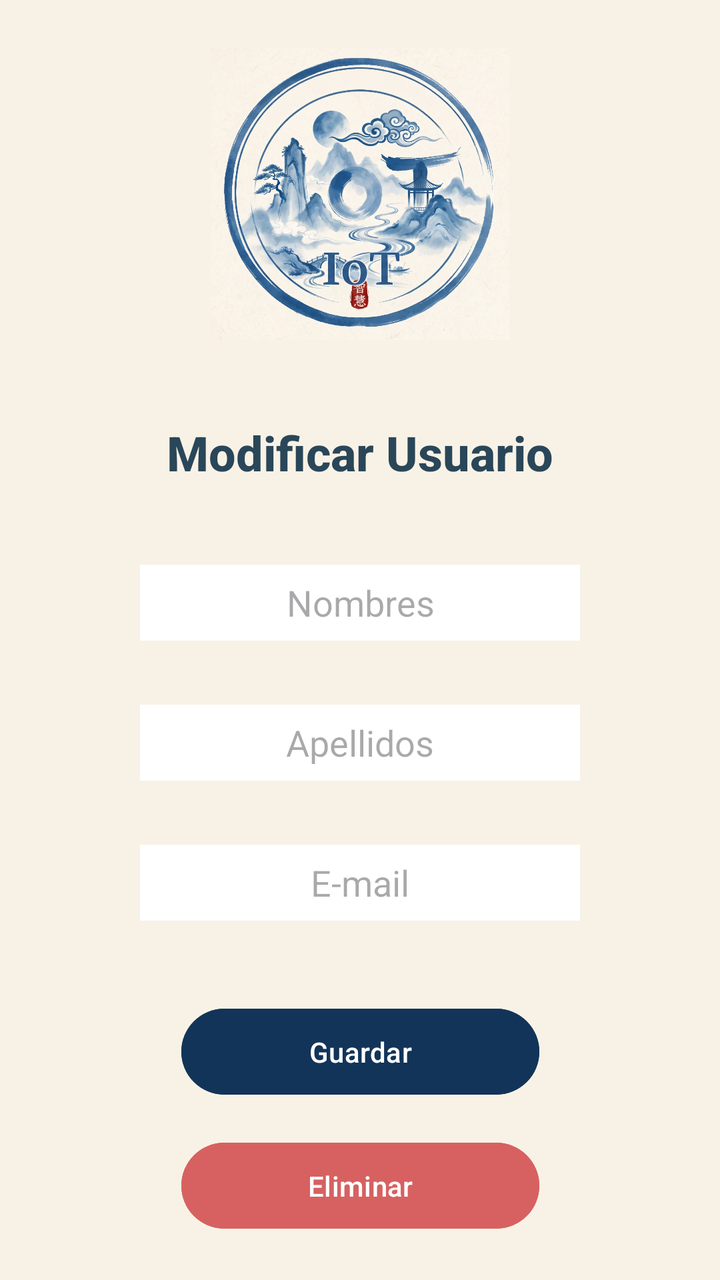
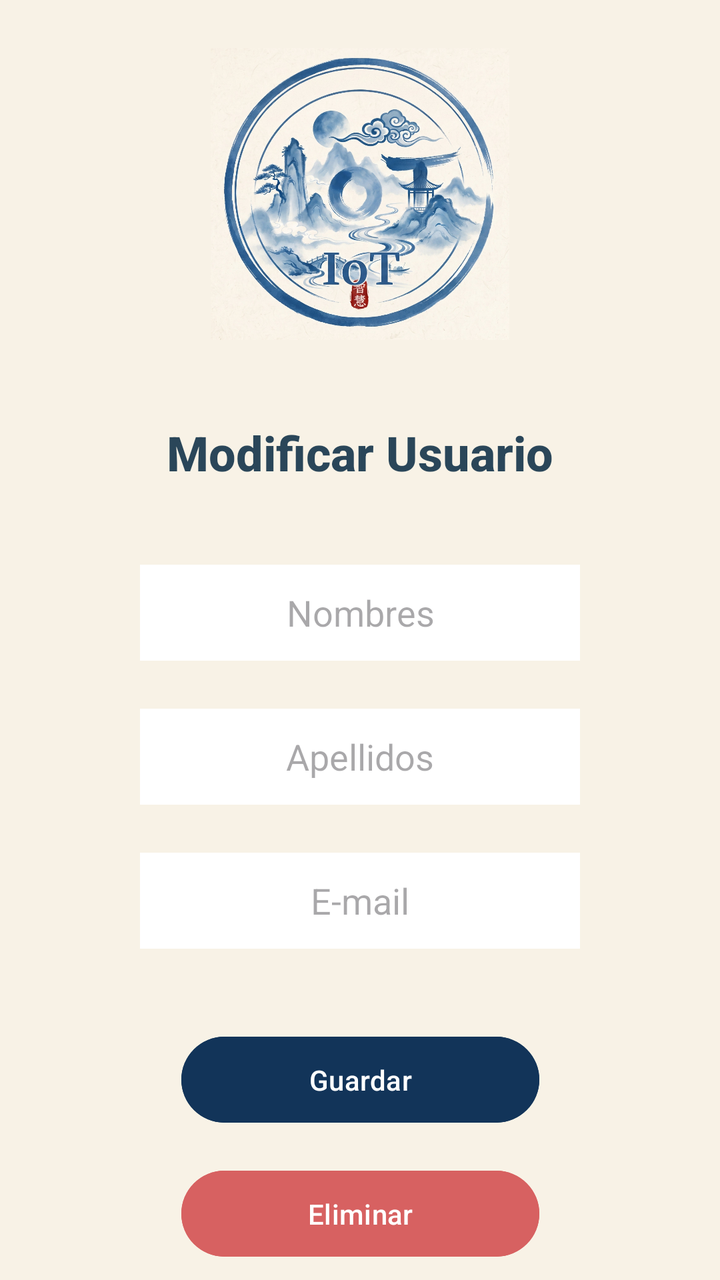

Before-and-after screenshots of an Android layout around one commit, followed by the original layout XML and the change that was made.
<!-- AndroidManifest.xml: application theme Theme.Ejemplo1 -->
<!-- res/layout/activity_modificar_eliminar1.xml -->
<?xml version="1.0" encoding="utf-8"?>
<androidx.constraintlayout.widget.ConstraintLayout xmlns:android="http://schemas.android.com/apk/res/android"
    xmlns:app="http://schemas.android.com/apk/res-auto"
    xmlns:tools="http://schemas.android.com/tools"
    android:id="@+id/main"
    android:layout_width="match_parent"
    android:layout_height="match_parent"
    android:background="#F8F2E6"
    tools:context=".ModificarEliminar1">

    <ImageView
        android:id="@+id/imageViewLogo2"
        android:layout_width="174dp"
        android:layout_height="146dp"
        android:layout_marginTop="24dp"
        app:layout_constraintEnd_toEndOf="parent"
        app:layout_constraintStart_toStartOf="parent"
        app:layout_constraintTop_toTopOf="parent"
        app:srcCompat="@drawable/logo" />

    <TextView
        android:id="@+id/textViewTituloMod"
        android:layout_width="wrap_content"
        android:layout_height="wrap_content"
        android:layout_marginTop="40dp"
        android:fontFamily="sans-serif-medium"
        android:text="Modificar Usuario"
        android:textColor="#DA072940"
        android:textSize="24sp"
        android:textStyle="bold"
        app:layout_constraintEnd_toEndOf="parent"
        app:layout_constraintStart_toStartOf="parent"
        app:layout_constraintTop_toBottomOf="@+id/imageViewLogo2" />

    <EditText
        android:id="@+id/modNombres"
        android:layout_width="220dp"
        android:layout_height="38dp"
        android:layout_marginTop="40dp"
        android:background="#FFFFFF"
        android:hint="Nombres"
        android:inputType="text"
        android:textAlignment="center"
        app:layout_constraintEnd_toEndOf="parent"
        app:layout_constraintStart_toStartOf="parent"
        app:layout_constraintTop_toBottomOf="@+id/textViewTituloMod" />

    <EditText
        android:id="@+id/modApellidos"
        android:layout_width="220dp"
        android:layout_height="38dp"
        android:layout_marginTop="32dp"
        android:background="#FFFFFF"
        android:hint="Apellidos"
        android:inputType="text"
        android:textAlignment="center"
        app:layout_constraintEnd_toEndOf="parent"
        app:layout_constraintStart_toStartOf="parent"
        app:layout_constraintTop_toBottomOf="@+id/modNombres" />

    <EditText
        android:id="@+id/modEmail"
        android:layout_width="220dp"
        android:layout_height="38dp"
        android:layout_marginTop="32dp"
        android:background="#FFFFFF"
        android:hint="E-mail"
        android:inputType="textEmailAddress"
        android:textAlignment="center"
        app:layout_constraintEnd_toEndOf="parent"
        app:layout_constraintStart_toStartOf="parent"
        app:layout_constraintTop_toBottomOf="@+id/modApellidos" />

    <Button
        android:id="@+id/btnGuardarMod"
        android:layout_width="179dp"
        android:layout_height="51dp"
        android:layout_marginTop="40dp"
        android:backgroundTint="#123459"
        android:text="Guardar"
        app:layout_constraintEnd_toEndOf="parent"
        app:layout_constraintStart_toStartOf="parent"
        app:layout_constraintTop_toBottomOf="@+id/modEmail" />

    <Button
        android:id="@+id/btnEliminarMod"
        android:layout_width="179dp"
        android:layout_height="51dp"
        android:layout_marginTop="16dp"
        android:backgroundTint="#D76161"
        android:text="Eliminar"
        app:layout_constraintEnd_toEndOf="parent"
        app:layout_constraintStart_toStartOf="parent"
        app:layout_constraintTop_toBottomOf="@+id/btnGuardarMod" />

</androidx.constraintlayout.widget.ConstraintLayout>
<!-- resources referenced by this layout -->
<resources>
  <!-- drawable logo: jpg bitmap (drawable, 247364 bytes) -->
  <style name="Theme.Ejemplo1" parent="Base.Theme.Ejemplo1" />
  <style name="Base.Theme.Ejemplo1" parent="Theme.Material3.DayNight.NoActionBar">
          
          
      </style>
</resources>

<!-- the commit's change to res/layout/activity_modificar_eliminar1.xml (unified diff, before → after) -->
@@ -16,7 +16,8 @@
         app:layout_constraintEnd_toEndOf="parent"
         app:layout_constraintStart_toStartOf="parent"
         app:layout_constraintTop_toTopOf="parent"
-        app:srcCompat="@drawable/logo" />
+        app:srcCompat="@drawable/logo"
+        tools:ignore="ContentDescription" />
 
     <TextView
         android:id="@+id/textViewTituloMod"
@@ -35,7 +36,7 @@
     <EditText
         android:id="@+id/modNombres"
         android:layout_width="220dp"
-        android:layout_height="38dp"
+        android:layout_height="48dp"
         android:layout_marginTop="40dp"
         android:background="#FFFFFF"
         android:hint="Nombres"
@@ -48,8 +49,8 @@
     <EditText
         android:id="@+id/modApellidos"
         android:layout_width="220dp"
-        android:layout_height="38dp"
-        android:layout_marginTop="32dp"
+        android:layout_height="48dp"
+        android:layout_marginTop="24dp"
         android:background="#FFFFFF"
         android:hint="Apellidos"
         android:inputType="text"
@@ -61,8 +62,8 @@
     <EditText
         android:id="@+id/modEmail"
         android:layout_width="220dp"
-        android:layout_height="38dp"
-        android:layout_marginTop="32dp"
+        android:layout_height="48dp"
+        android:layout_marginTop="24dp"
         android:background="#FFFFFF"
         android:hint="E-mail"
         android:inputType="textEmailAddress"
@@ -78,6 +79,7 @@
         android:layout_marginTop="40dp"
         android:backgroundTint="#123459"
         android:text="Guardar"
+        android:textColor="#FFFFFF"
         app:layout_constraintEnd_toEndOf="parent"
         app:layout_constraintStart_toStartOf="parent"
         app:layout_constraintTop_toBottomOf="@+id/modEmail" />
@@ -89,6 +91,7 @@
         android:layout_marginTop="16dp"
         android:backgroundTint="#D76161"
         android:text="Eliminar"
+        android:textColor="#FFFFFF"
         app:layout_constraintEnd_toEndOf="parent"
         app:layout_constraintStart_toStartOf="parent"
         app:layout_constraintTop_toBottomOf="@+id/btnGuardarMod" />
